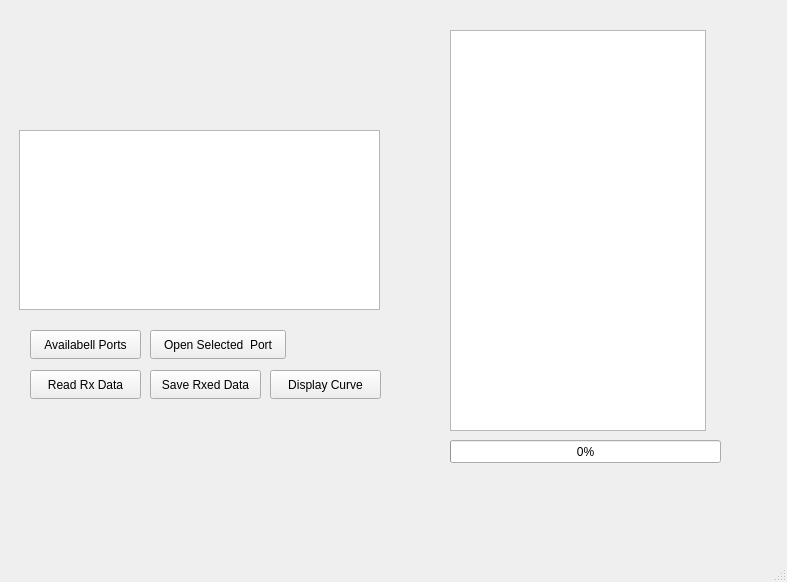
The window that Python_Files/main_window.ui (5Coffee-Break2/PyQT_Draw_Electric_Signal) describes before a commit, drawn with Qt 5.
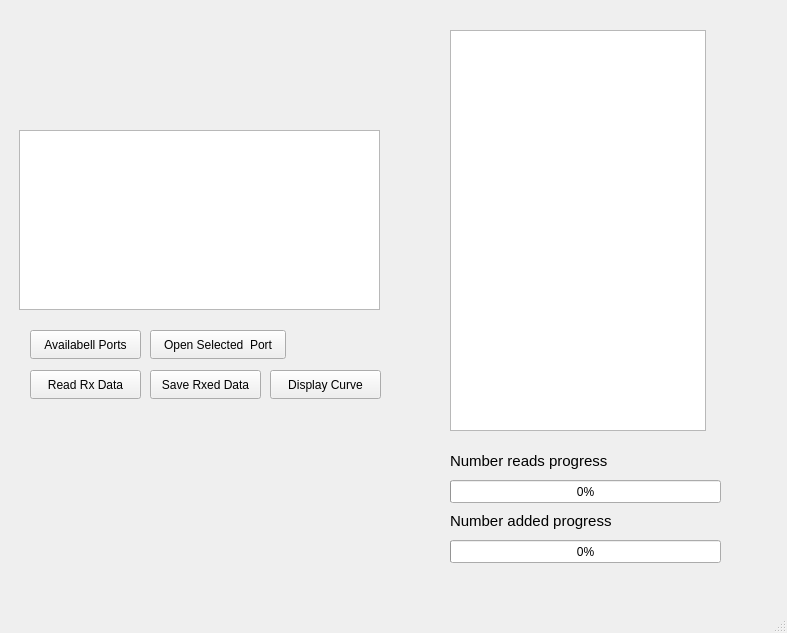
The same window after the commit.

Patch:
```diff
--- a/Python_Files/main_window.ui
+++ b/Python_Files/main_window.ui
@@ -7,7 +7,7 @@
     <x>0</x>
     <y>0</y>
     <width>787</width>
-    <height>582</height>
+    <height>633</height>
    </rect>
   </property>
   <property name="windowTitle">
@@ -127,7 +127,7 @@
     <property name="geometry">
      <rect>
       <x>450</x>
-      <y>440</y>
+      <y>480</y>
       <width>271</width>
       <height>23</height>
      </rect>
@@ -155,6 +155,55 @@
      <string>Display Curve</string>
     </property>
    </widget>
+   <widget class="QProgressBar" name="data_added_prgBar">
+    <property name="geometry">
+     <rect>
+      <x>450</x>
+      <y>540</y>
+      <width>271</width>
+      <height>23</height>
+     </rect>
+    </property>
+    <property name="value">
+     <number>0</number>
+    </property>
+   </widget>
+   <widget class="QLabel" name="label">
+    <property name="geometry">
+     <rect>
+      <x>450</x>
+      <y>450</y>
+      <width>181</width>
+      <height>21</height>
+     </rect>
+    </property>
+    <property name="font">
+     <font>
+      <pointsize>11</pointsize>
+     </font>
+    </property>
+    <property name="text">
+     <string>Number reads progress</string>
+    </property>
+   </widget>
+   <widget class="QLabel" name="label_2">
+    <property name="geometry">
+     <rect>
+      <x>450</x>
+      <y>510</y>
+      <width>181</width>
+      <height>21</height>
+     </rect>
+    </property>
+    <property name="font">
+     <font>
+      <pointsize>11</pointsize>
+     </font>
+    </property>
+    <property name="text">
+     <string>Number added progress</string>
+    </property>
+   </widget>
   </widget>
   <widget class="QMenuBar" name="menubar">
    <property name="geometry">
```
Left out of the diff: 2 changed lines with no effect on the pictures.
